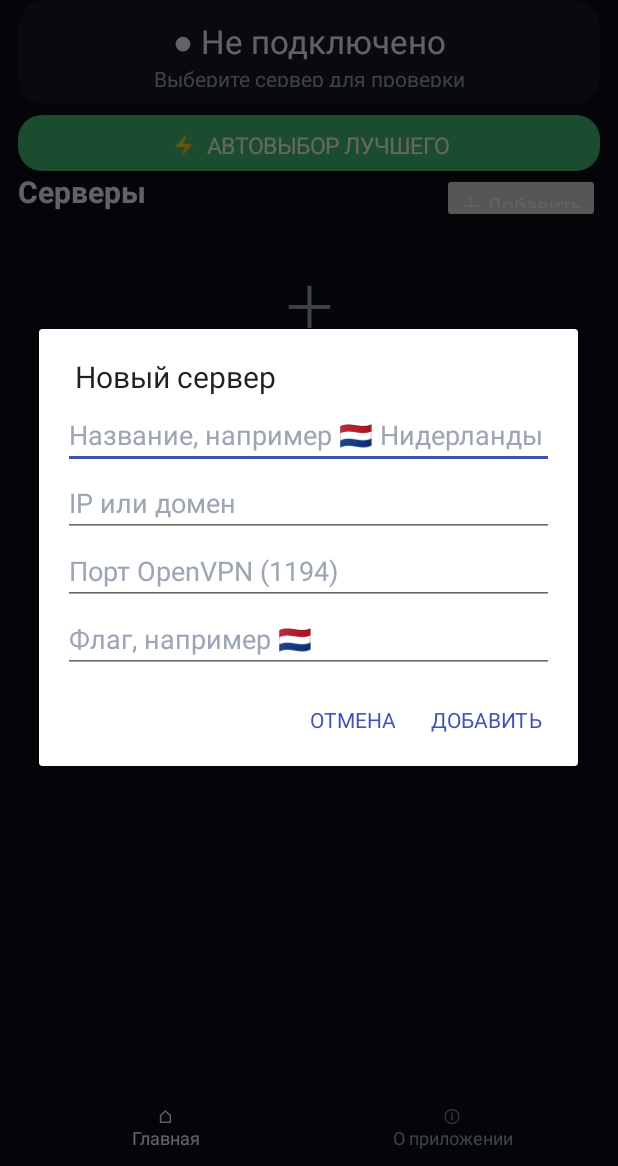
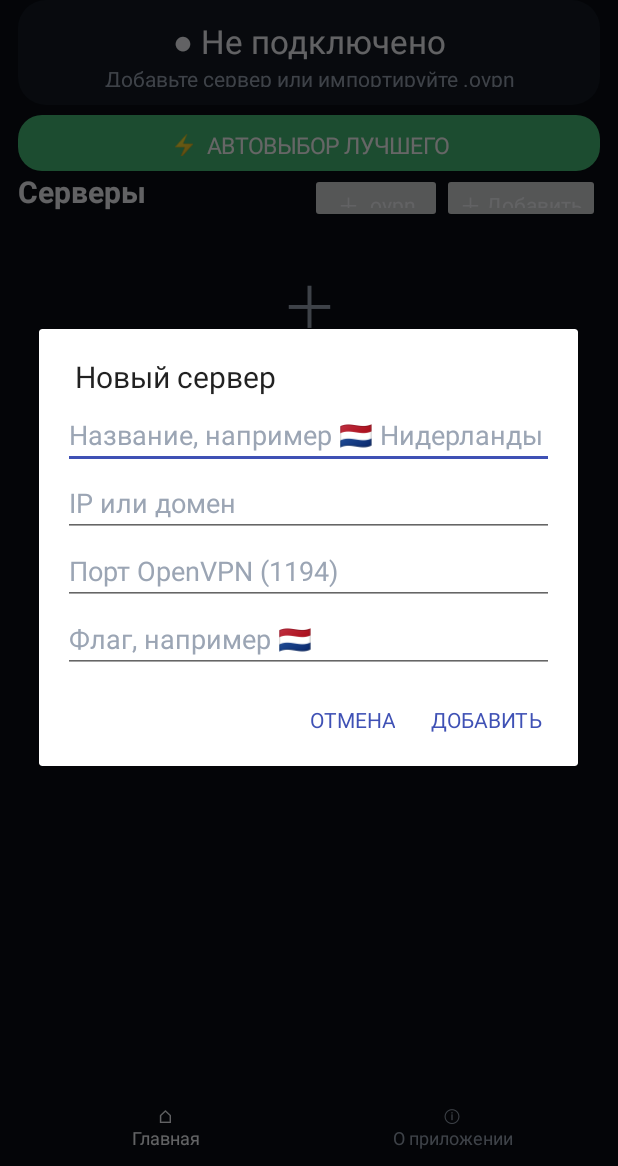
Before and after one commit to sokolovalex025-cmd/awg31-panel, an Android app: the screen it shows after launch (MainActivity), after a tap on "＋ Добавить", on a phone screen of 412 x 824 dp, the part 70-1236 px from its top. Run offline under Robolectric (Android 15) with nearby library versions, the light colour scheme and no system bars.

Commit message:
Add server persistence and OpenVPN profile import

```diff
--- a/android/app/src/main/java/com/awgpanel/mobile/MainActivity.java
+++ b/android/app/src/main/java/com/awgpanel/mobile/MainActivity.java
@@ -1,264 +1,258 @@
+
 package com.nova.antizapret;
 
 import android.app.Activity;
 import android.app.AlertDialog;
+import android.content.Intent;
+import android.content.SharedPreferences;
 import android.graphics.Color;
 import android.graphics.drawable.GradientDrawable;
+import android.net.Uri;
 import android.os.Bundle;
 import android.view.Gravity;
-import android.view.View;
 import android.widget.*;
+import androidx.core.content.FileProvider;
+import java.io.File;
+import java.io.FileOutputStream;
+import java.io.InputStream;
 import java.net.InetSocketAddress;
 import java.net.Socket;
+import java.util.ArrayList;
+import java.util.List;
+import org.json.JSONArray;
+import org.json.JSONObject;
 
 public class MainActivity extends Activity {
-    private final java.util.List<Server> servers = new java.util.ArrayList<>();
+    private static final int PICK_OVPN = 1001;
+    private final List<Server> servers = new ArrayList<>();
     private LinearLayout list;
     private TextView status, statusDetail;
-    private TextView selectedName;
-    private int bg = Color.rgb(9, 13, 20);
-    private int card = Color.rgb(19, 25, 35);
-    private int text = Color.rgb(245, 247, 250);
-    private int muted = Color.rgb(155, 165, 180);
-    private int accent = Color.rgb(70, 190, 120);
+    private int selected = -1;
+    private final int bg = Color.rgb(9, 13, 20), card = Color.rgb(19, 25, 35);
+    private final int text = Color.rgb(245, 247, 250), muted = Color.rgb(155, 165, 180);
+    private final int accent = Color.rgb(70, 190, 120);
+    private SharedPreferences prefs;
 
     static class Server {
-        String name, host, country;
+        String name, host, country, profilePath;
         int port;
-        Server(String n, String h, int p, String c) { name=n; host=h; port=p; country=c; }
+        Server(String n, String h, int p, String c, String profile) {
+            name=n; host=h; port=p; country=c; profilePath=profile;
+        }
     }
 
     @Override public void onCreate(Bundle b) {
         super.onCreate(b);
         getWindow().setStatusBarColor(bg);
-        buildUi();
-        render();
+        prefs=getSharedPreferences("nova_servers",MODE_PRIVATE);
+        load(); buildUi(); render();
     }
 
-    private TextView tv(String value, float size, int color) {
-        TextView v = new TextView(this);
-        v.setText(value); v.setTextSize(size); v.setTextColor(color);
-        return v;
+    private TextView tv(String value,float size,int color) {
+        TextView v=new TextView(this); v.setText(value); v.setTextSize(size); v.setTextColor(color); return v;
     }
-
-    private GradientDrawable shape(int color, float radius) {
-        GradientDrawable g = new GradientDrawable();
-        g.setColor(color); g.setCornerRadius(radius);
-        return g;
+    private GradientDrawable shape(int color,float radius) {
+        GradientDrawable g=new GradientDrawable(); g.setColor(color); g.setCornerRadius(radius); return g;
     }
-
-    private LinearLayout.LayoutParams lp(int w, int h, float weight) {
-        return new LinearLayout.LayoutParams(w, h, weight);
+    private LinearLayout.LayoutParams lp(int w,int h,float weight) {
+        return new LinearLayout.LayoutParams(w,h,weight);
     }
 
     private void buildUi() {
-        LinearLayout root = new LinearLayout(this);
-        root.setOrientation(LinearLayout.VERTICAL);
-        root.setBackgroundColor(bg);
-        root.setPadding(18, 10, 18, 12);
+        LinearLayout root=new LinearLayout(this); root.setOrientation(LinearLayout.VERTICAL);
+        root.setBackgroundColor(bg); root.setPadding(18,10,18,12);
 
-        LinearLayout header = new LinearLayout(this);
-        header.setGravity(Gravity.CENTER_VERTICAL);
-        TextView logo = tv("NOVA", 25, text);
-        logo.setTypeface(null, android.graphics.Typeface.BOLD);
-        header.addView(logo, lp(0, 60, 1));
-        TextView sub = tv("AntiZapret", 14, muted);
-        sub.setGravity(Gravity.CENTER_VERTICAL);
-        header.addView(sub, lp(-2, 60, 0));
-        root.addView(header);
+        LinearLayout header=new LinearLayout(this); header.setGravity(Gravity.CENTER_VERTICAL);
+        TextView logo=tv("NOVA",25,text); logo.setTypeface(null,android.graphics.Typeface.BOLD);
+        header.addView(logo,lp(0,60,1)); TextView sub=tv("AntiZapret",14,muted);
+        sub.setGravity(Gravity.CENTER_VERTICAL); header.addView(sub,lp(-2,60,0)); root.addView(header);
 
-        LinearLayout hero = new LinearLayout(this);
-        hero.setOrientation(LinearLayout.VERTICAL);
-        hero.setGravity(Gravity.CENTER);
-        hero.setPadding(18, 18, 18, 18);
-        hero.setBackground(shape(card, 28));
-        status = tv("● Не подключено", 22, text);
-        status.setGravity(Gravity.CENTER);
-        hero.addView(status);
-        statusDetail = tv("Выберите сервер для проверки", 14, muted);
-        statusDetail.setGravity(Gravity.CENTER);
-        hero.addView(statusDetail);
-        root.addView(hero, new LinearLayout.LayoutParams(-1, 105));
+        LinearLayout hero=new LinearLayout(this); hero.setOrientation(LinearLayout.VERTICAL);
+        hero.setGravity(Gravity.CENTER); hero.setPadding(18,18,18,18); hero.setBackground(shape(card,28));
+        status=tv("● Не подключено",22,text); status.setGravity(Gravity.CENTER); hero.addView(status);
+        statusDetail=tv("Добавьте сервер или импортируйте .ovpn",14,muted);
+        statusDetail.setGravity(Gravity.CENTER); hero.addView(statusDetail);
+        root.addView(hero,new LinearLayout.LayoutParams(-1,105));
+        root.addView(new Space(this),new LinearLayout.LayoutParams(1,10));
 
-        Space sp = new Space(this);
-        root.addView(sp, new LinearLayout.LayoutParams(1, 10));
+        Button auto=new Button(this); auto.setText("⚡  АВТОВЫБОР ЛУЧШЕГО"); auto.setTextSize(15);
+        auto.setTextColor(Color.WHITE); auto.setAllCaps(false); auto.setBackground(shape(accent,24));
+        auto.setOnClickListener(v->autoSelectAndConnect()); root.addView(auto,new LinearLayout.LayoutParams(-1,56));
 
-        Button auto = new Button(this);
-        auto.setText("⚡  АВТОВЫБОР ЛУЧШЕГО");
-        auto.setTextSize(15); auto.setTextColor(Color.WHITE);
-        auto.setAllCaps(false);
-        auto.setBackground(shape(accent, 24));
-        auto.setOnClickListener(v -> autoSelect());
-        root.addView(auto, new LinearLayout.LayoutParams(-1, 56));
+        LinearLayout titleRow=new LinearLayout(this); titleRow.setGravity(Gravity.CENTER_VERTICAL);
+        TextView st=tv("Серверы",20,text); st.setTypeface(null,android.graphics.Typeface.BOLD);
+        titleRow.addView(st,lp(0,55,1));
+        Button imp=new Button(this); imp.setText("＋ .ovpn"); imp.setTextColor(text); imp.setAllCaps(false);
+        imp.setOnClickListener(v->pickOvpn()); titleRow.addView(imp,lp(-2,50,0));
+        Button add=new Button(this); add.setText("＋ Добавить"); add.setTextColor(text); add.setAllCaps(false);
+        add.setOnClickListener(v->addServerDialog()); titleRow.addView(add,lp(-2,50,0)); root.addView(titleRow);
 
-        LinearLayout titleRow = new LinearLayout(this);
-        titleRow.setGravity(Gravity.CENTER_VERTICAL);
-        TextView st = tv("Серверы", 20, text);
-        st.setTypeface(null, android.graphics.Typeface.BOLD);
-        titleRow.addView(st, lp(0, 55, 1));
-        Button add = new Button(this);
-        add.setText("＋ Добавить");
-        add.setTextColor(text); add.setAllCaps(false);
-        add.setOnClickListener(v -> addServerDialog());
-        titleRow.addView(add, lp(-2, 50, 0));
-        root.addView(titleRow);
+        list=new LinearLayout(this); list.setOrientation(LinearLayout.VERTICAL);
+        ScrollView scroll=new ScrollView(this); scroll.setFillViewport(true); scroll.addView(list);
+        root.addView(scroll,lp(-1,0,1));
 
-        list = new LinearLayout(this);
-        list.setOrientation(LinearLayout.VERTICAL);
-        ScrollView scroll = new ScrollView(this);
-        scroll.setFillViewport(true);
-        scroll.addView(list);
-        root.addView(scroll, lp(-1, 0, 1));
-
-        LinearLayout bottom = new LinearLayout(this);
-        bottom.setGravity(Gravity.CENTER);
-        bottom.setPadding(4, 8, 4, 0);
-        TextView home = tv("⌂\nГлавная", 12, text); home.setGravity(Gravity.CENTER);
-        TextView info = tv("ⓘ\nО приложении", 12, muted); info.setGravity(Gravity.CENTER);
-        bottom.addView(home, lp(0, 55, 1)); bottom.addView(info, lp(0, 55, 1));
-        root.addView(bottom);
-
+        LinearLayout bottom=new LinearLayout(this); bottom.setGravity(Gravity.CENTER); bottom.setPadding(4,8,4,0);
+        TextView home=tv("⌂\nГлавная",12,text); home.setGravity(Gravity.CENTER);
+        TextView info=tv("ⓘ\nО приложении",12,muted); info.setGravity(Gravity.CENTER);
+        bottom.addView(home,lp(0,55,1)); bottom.addView(info,lp(0,55,1)); root.addView(bottom);
         setContentView(root);
     }
 
     private void render() {
         list.removeAllViews();
-        if (servers.isEmpty()) {
-            LinearLayout empty = new LinearLayout(this);
-            empty.setOrientation(LinearLayout.VERTICAL);
-            empty.setGravity(Gravity.CENTER);
-            empty.setPadding(20, 35, 20, 35);
-            TextView icon = tv("＋", 38, muted); icon.setGravity(Gravity.CENTER);
-            empty.addView(icon);
-            TextView t = tv("Нет серверов", 18, text); t.setGravity(Gravity.CENTER);
-            empty.addView(t);
-            TextView h = tv("Добавьте свои AntiZapret VPS", 14, muted); h.setGravity(Gravity.CENTER);
-            empty.addView(h);
-            list.addView(empty);
-            return;
+        if(servers.isEmpty()) {
+            LinearLayout empty=new LinearLayout(this); empty.setOrientation(LinearLayout.VERTICAL);
+            empty.setGravity(Gravity.CENTER); empty.setPadding(20,35,20,35);
+            TextView icon=tv("＋",38,muted); icon.setGravity(Gravity.CENTER); empty.addView(icon);
+            TextView t=tv("Нет серверов",18,text); t.setGravity(Gravity.CENTER); empty.addView(t);
+            TextView h=tv("Добавьте VPS или импортируйте OpenVPN .ovpn",14,muted);
+            h.setGravity(Gravity.CENTER); empty.addView(h); list.addView(empty); return;
         }
+        for(int i=0;i<servers.size();i++) {
+            final int index=i; Server s=servers.get(i);
+            LinearLayout cardView=new LinearLayout(this); cardView.setOrientation(LinearLayout.VERTICAL);
+            cardView.setPadding(16,13,12,13); cardView.setBackground(shape(card,22));
+            LinearLayout top=new LinearLayout(this); top.setGravity(Gravity.CENTER_VERTICAL);
+            TextView flag=tv(s.country,25,text); top.addView(flag,lp(45,48,0));
+            LinearLayout names=new LinearLayout(this); names.setOrientation(LinearLayout.VERTICAL);
+            TextView name=tv((index==selected?"✓ ":"")+s.name,17,text);
+            name.setTypeface(null,android.graphics.Typeface.BOLD); names.addView(name);
+            TextView addr=tv(s.host+":"+s.port+(s.profilePath!=null?"  •  OpenVPN":""),13,muted); names.addView(addr);
+            top.addView(names,lp(0,48,1));
+            Button choose=new Button(this); choose.setText("Выбрать"); choose.setTextSize(12); choose.setAllCaps(false);
+            choose.setOnClickListener(v->select(index)); top.addView(choose,lp(90,48,0)); cardView.addView(top);
 
-        for (Server s : servers) {
-            LinearLayout cardView = new LinearLayout(this);
-            cardView.setOrientation(LinearLayout.VERTICAL);
-            cardView.setPadding(16, 13, 12, 13);
-            cardView.setBackground(shape(card, 22));
-
-            LinearLayout top = new LinearLayout(this);
-            top.setGravity(Gravity.CENTER_VERTICAL);
-            TextView flag = tv(s.country, 25, text);
-            top.addView(flag, lp(45, 48, 0));
-            LinearLayout names = new LinearLayout(this);
-            names.setOrientation(LinearLayout.VERTICAL);
-            TextView name = tv(s.name, 17, text);
-            name.setTypeface(null, android.graphics.Typeface.BOLD);
-            names.addView(name);
-            TextView addr = tv(s.host + ":" + s.port, 13, muted);
-            names.addView(addr);
-            top.addView(names, lp(0, 48, 1));
-            Button choose = new Button(this);
-            choose.setText("Выбрать");
-            choose.setTextSize(12); choose.setAllCaps(false);
-            choose.setOnClickListener(v -> select(s));
-            top.addView(choose, lp(90, 48, 0));
-            cardView.addView(top);
-
-            LinearLayout actions = new LinearLayout(this);
-            actions.setGravity(Gravity.CENTER_VERTICAL);
-            TextView ping = tv("○ Не проверен", 13, muted);
-            actions.addView(ping, lp(0, 45, 1));
-            Button check = new Button(this);
-            check.setText("Проверить");
-            check.setTextSize(12); check.setAllCaps(false);
-            check.setOnClickListener(v -> ping(s, ping));
-            actions.addView(check, lp(105, 45, 0));
-            cardView.addView(actions);
-
-            LinearLayout.LayoutParams cp = new LinearLayout.LayoutParams(-1, -2);
-            cp.setMargins(0, 0, 0, 10);
-            list.addView(cardView, cp);
+            LinearLayout actions=new LinearLayout(this); actions.setGravity(Gravity.CENTER_VERTICAL);
+            TextView ping=tv("○ Не проверен",13,muted); actions.addView(ping,lp(0,45,1));
+            Button check=new Button(this); check.setText("Проверить"); check.setTextSize(12); check.setAllCaps(false);
+            check.setOnClickListener(v->ping(s,ping)); actions.addView(check,lp(105,45,0));
+            if(s.profilePath!=null) {
+                Button connect=new Button(this); connect.setText("Подключить"); connect.setTextSize(12); connect.setAllCaps(false);
+                connect.setOnClickListener(v->connect(index)); actions.addView(connect,lp(110,45,0));
+            }
+            cardView.addView(actions); LinearLayout.LayoutParams cp=new LinearLayout.LayoutParams(-1,-2);
+            cp.setMargins(0,0,0,10); list.addView(cardView,cp);
         }
     }
 
     private void addServerDialog() {
-        LinearLayout box = new LinearLayout(this);
-        box.setOrientation(LinearLayout.VERTICAL);
-        box.setPadding(24, 4, 24, 0);
-        EditText n=e("Название, например 🇳🇱 Нидерланды");
-        EditText h=e("IP или домен");
-        EditText p=e("Порт OpenVPN (1194)");
-        EditText c=e("Флаг, например 🇳🇱");
+        LinearLayout box=new LinearLayout(this); box.setOrientation(LinearLayout.VERTICAL); box.setPadding(24,4,24,0);
+        EditText n=e("Название, например 🇳🇱 Нидерланды"), h=e("IP или домен");
+        EditText p=e("Порт OpenVPN (1194)"), c=e("Флаг, например 🇳🇱");
         box.addView(n); box.addView(h); box.addView(p); box.addView(c);
         new AlertDialog.Builder(this).setTitle("Новый сервер").setView(box)
-            .setPositiveButton("Добавить", (d,w) -> {
+            .setPositiveButton("Добавить",(d,w)->{
                 try {
-                    int port = Integer.parseInt(p.getText().toString().trim().isEmpty() ? "1194" : p.getText().toString().trim());
-                    String country = c.getText().toString().trim().isEmpty() ? "🌐" : c.getText().toString().trim();
-                    servers.add(new Server(n.getText().toString().trim(), h.getText().toString().trim(), port, country));
-                    render();
-                } catch(Exception ex) {
-                    Toast.makeText(this, "Проверьте порт", Toast.LENGTH_SHORT).show();
-                }
-            }).setNegativeButton("Отмена", null).show();
+                    String host=h.getText().toString().trim(); if(host.isEmpty()) throw new Exception();
+                    int port=Integer.parseInt(p.getText().toString().trim().isEmpty()?"1194":p.getText().toString().trim());
+                    if(port<1||port>65535) throw new Exception();
+                    String name=n.getText().toString().trim().isEmpty()?host:n.getText().toString().trim();
+                    String country=c.getText().toString().trim().isEmpty()?"🌐":c.getText().toString().trim();
+                    servers.add(new Server(name,host,port,country,null)); selected=servers.size()-1; save(); render();
+                } catch(Exception ex) { Toast.makeText(this,"Проверьте адрес и порт",Toast.LENGTH_SHORT).show(); }
+            }).setNegativeButton("Отмена",null).show();
     }
 
     private EditText e(String hint) {
-        EditText x = new EditText(this);
-        x.setHint(hint); x.setTextColor(text); x.setHintTextColor(muted);
-        x.setSingleLine(true);
-        return x;
+        EditText x=new EditText(this); x.setHint(hint); x.setTextColor(text); x.setHintTextColor(muted); x.setSingleLine(true); return x;
     }
 
-    private void ping(Server s, TextView result) {
-        status.setText("● Проверяю");
-        statusDetail.setText(s.name);
-        result.setText("⏳ Проверка…");
-        new Thread(() -> {
-            long t = System.currentTimeMillis(); boolean ok=false;
-            try(Socket x=new Socket()) {
-                x.connect(new InetSocketAddress(s.host,s.port),2500); ok=true;
-            } catch(Exception ignored) {}
+    private void pickOvpn() {
+        Intent i=new Intent(Intent.ACTION_OPEN_DOCUMENT); i.addCategory(Intent.CATEGORY_OPENABLE);
+        i.setType("application/x-openvpn-profile"); startActivityForResult(i,PICK_OVPN);
+    }
+
+    @Override protected void onActivityResult(int requestCode,int resultCode,Intent data) {
+        super.onActivityResult(requestCode,resultCode,data);
+        if(requestCode!=PICK_OVPN||resultCode!=RESULT_OK||data==null||data.getData()==null) return;
+        Uri uri=data.getData();
+        try {
+            String host="openvpn"; int port=1194; String content;
+            try(InputStream in=getContentResolver().openInputStream(uri)) {
+                if(in==null) throw new Exception();
+                byte[] buf=new byte[8192]; StringBuilder sb=new StringBuilder(); int n;
+                while((n=in.read(buf))>0) sb.append(new String(buf,0,n,"UTF-8")); content=sb.toString();
+            }
+            for(String line:content.split("\\r?\\n")) {
+                String t=line.trim();
+                if(t.startsWith("remote ")) {
+                    String[] a=t.split("\\s+"); if(a.length>=2) host=a[1];
+                    if(a.length>=3) try{port=Integer.parseInt(a[2]);}catch(Exception ignored){}
+                    break;
+                }
+            }
+            File dir=new File(getFilesDir(),"profiles"); if(!dir.exists()&&!dir.mkdirs()) throw new Exception();
+            File out=new File(dir,"server_"+System.currentTimeMillis()+".ovpn");
+            try(FileOutputStream fos=new FileOutputStream(out)){fos.write(content.getBytes("UTF-8"));}
+            servers.add(new Server("NOVA "+(servers.size()+1),host,port,"🌐",out.getAbsolutePath()));
+            selected=servers.size()-1; save(); render();
+            Toast.makeText(this,"OpenVPN профиль добавлен",Toast.LENGTH_SHORT).show();
+        } catch(Exception ex) { Toast.makeText(this,"Не удалось импортировать .ovpn",Toast.LENGTH_LONG).show(); }
+    }
+
+    private void ping(Server s,TextView result) {
+        status.setText("● Проверяю"); statusDetail.setText(s.name); result.setText("⏳ Проверка…");
+        new Thread(()->{
+            long t=System.currentTimeMillis(); boolean ok=false;
+            try(Socket x=new Socket()){x.connect(new InetSocketAddress(s.host,s.port),2500);ok=true;}catch(Exception ignored){}
             long ms=System.currentTimeMillis()-t; final boolean reachable=ok;
-            runOnUiThread(() -> {
-                if(reachable) {
-                    result.setText("● " + ms + " ms");
-                    result.setTextColor(accent);
-                    status.setText("● Сервер доступен");
-                    statusDetail.setText(s.name + "  •  " + ms + " ms");
-                } else {
-                    result.setText("● Недоступен");
-                    result.setTextColor(Color.rgb(235,85,85));
-                    status.setText("● Сервер недоступен");
-                    statusDetail.setText(s.name);
-                }
+            runOnUiThread(()->{
+                if(reachable){result.setText("● "+ms+" ms");result.setTextColor(accent);status.setText("● Сервер доступен");statusDetail.setText(s.name+"  •  "+ms+" ms");}
+                else{result.setText("● Недоступен");result.setTextColor(Color.rgb(235,85,85));status.setText("● Сервер недоступен");statusDetail.setText(s.name);}
             });
         }).start();
     }
 
-    private void autoSelect() {
-        if(servers.isEmpty()){ status.setText("● Нет серверов"); statusDetail.setText("Добавьте хотя бы один VPS"); return; }
-        status.setText("● Ищу лучший сервер…"); statusDetail.setText("Проверяю доступность");
-        new Thread(() -> {
-            Server best=null; long bm=Long.MAX_VALUE;
-            for(Server s:servers) {
-                long t=System.currentTimeMillis();
-                try(Socket x=new Socket()) {
-                    x.connect(new InetSocketAddress(s.host,s.port),1800);
-                    long ms=System.currentTimeMillis()-t;
-                    if(ms<bm){bm=ms;best=s;}
-                } catch(Exception ignored) {}
+    private void autoSelectAndConnect() {
+        if(servers.isEmpty()){status.setText("● Нет серверов");statusDetail.setText("Добавьте хотя бы один VPS");return;}
+        status.setText("● Ищу лучший сервер…");statusDetail.setText("Проверяю доступность");
+        new Thread(()->{
+            int best=-1;long bm=Long.MAX_VALUE;
+            for(int i=0;i<servers.size();i++){Server s=servers.get(i);long t=System.currentTimeMillis();
+                try(Socket x=new Socket()){x.connect(new InetSocketAddress(s.host,s.port),1800);long ms=System.currentTimeMillis()-t;if(ms<bm){bm=ms;best=i;}}catch(Exception ignored){}
             }
-            Server b=best; long m=bm;
-            runOnUiThread(() -> {
-                if(b==null){ status.setText("● Нет доступных серверов"); statusDetail.setText("Проверьте IP и порт"); }
-                else { status.setText("⚡ Лучший сервер"); statusDetail.setText(b.country+"  "+b.name+"  •  "+m+" ms"); }
+            final int bi=best;final long m=bm;
+            runOnUiThread(()->{
+                if(bi<0){status.setText("● Нет доступных серверов");statusDetail.setText("Проверьте IP, порт и интернет");return;}
+                selected=bi;save();render();status.setText("⚡ Лучший сервер");
+                statusDetail.setText(servers.get(bi).country+"  "+servers.get(bi).name+"  •  "+m+" ms");
+                if(servers.get(bi).profilePath!=null)connect(bi);
+                else Toast.makeText(this,"Сервер выбран. Для VPN импортируйте .ovpn",Toast.LENGTH_LONG).show();
             });
         }).start();
     }
 
-    private void select(Server s) {
-        status.setText("● Выбран сервер");
-        statusDetail.setText(s.country+"  "+s.name);
-        Toast.makeText(this, "Выбран: "+s.name, Toast.LENGTH_SHORT).show();
+    private void select(int index){selected=index;save();render();Server s=servers.get(index);status.setText("● Выбран сервер");statusDetail.setText(s.country+"  "+s.name);}
+
+    private void connect(int index) {
+        if(index<0||index>=servers.size())return;Server s=servers.get(index);
+        if(s.profilePath==null){Toast.makeText(this,"Для этого сервера нужен .ovpn профиль",Toast.LENGTH_LONG).show();return;}
+        try {
+            File f=new File(s.profilePath);
+            Uri uri=FileProvider.getUriForFile(this,getPackageName()+".fileprovider",f);
+            Intent intent=new Intent(Intent.ACTION_VIEW);intent.setDataAndType(uri,"application/x-openvpn-profile");
+            intent.addFlags(Intent.FLAG_GRANT_READ_URI_PERMISSION);
+            startActivity(Intent.createChooser(intent,"Открыть профиль в OpenVPN"));
+            status.setText("● Передаю профиль OpenVPN");statusDetail.setText(s.name);
+        }catch(Exception ex){Toast.makeText(this,"Установите OpenVPN-клиент для Android",Toast.LENGTH_LONG).show();}
+    }
+
+    private void save(){
+        try{JSONArray a=new JSONArray();for(Server s:servers){JSONObject o=new JSONObject();
+            o.put("name",s.name);o.put("host",s.host);o.put("port",s.port);o.put("country",s.country);
+            o.put("profile",s.profilePath==null?"":s.profilePath);a.put(o);}
+            prefs.edit().putString("servers",a.toString()).putInt("selected",selected).apply();
+        }catch(Exception ignored){}
+    }
+
+    private void load(){
+        servers.clear();try{
+            JSONArray a=new JSONArray(prefs.getString("servers","[]"));
+            for(int i=0;i<a.length();i++){JSONObject o=a.getJSONObject(i);String profile=o.optString("profile","");
+                if(!profile.isEmpty()&&!new File(profile).exists())profile="";
+                servers.add(new Server(o.optString("name","Server"),o.optString("host",""),o.optInt("port",1194),
+                    o.optString("country","🌐"),profile.isEmpty()?null:profile));}
+            selected=prefs.getInt("selected",-1);if(selected<0||selected>=servers.size())selected=-1;
+        }catch(Exception ignored){selected=-1;}
     }
 }
```
